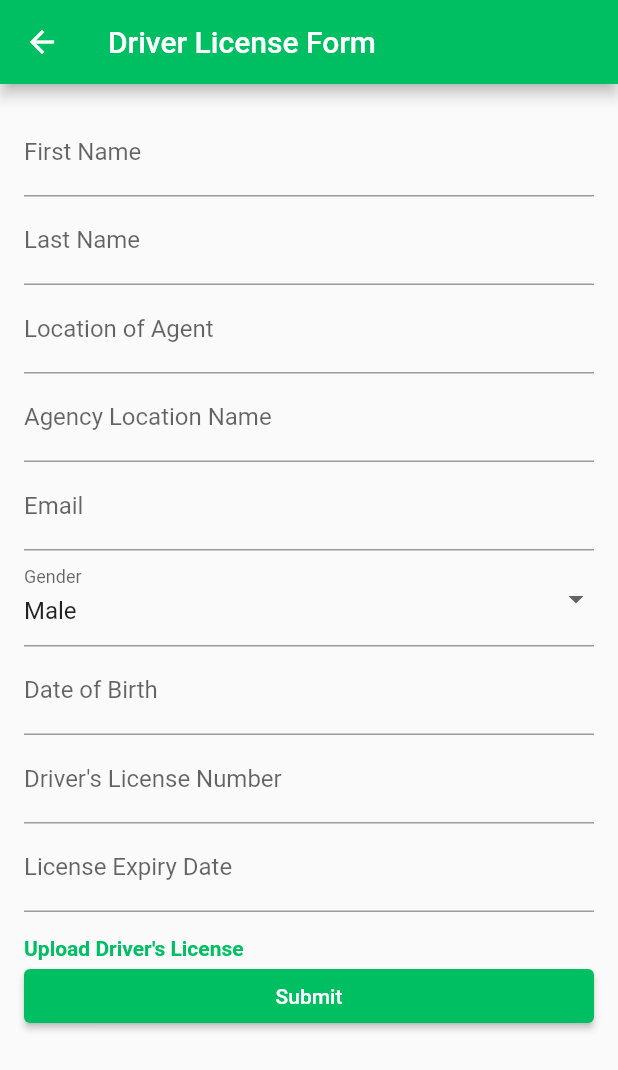
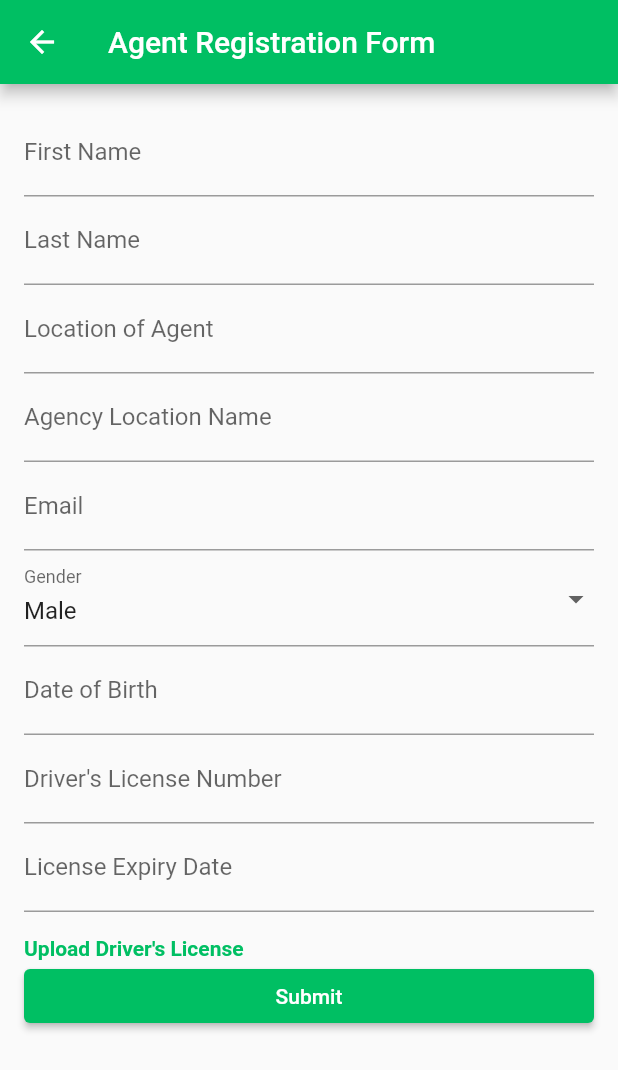
Before and after one commit to Perfect-Patience/trashout, a Flutter app: the DriverLicenseForm screen opened directly, on a phone screen of 412 x 824 dp. Shown: the top 1070 px of the screen. Run offline on Flutter 3.47's test engine with Material 2 defaults, Android fonts, the phone set to English and light mode, and no system bars; our stand-ins replace cloud_firestore, firebase_auth, firebase_core, flutter_otp_text_field, flutter_svg, font_awesome_flutter and 10 more; accounts and stored records are empty.

Commit message:
Update agent_registration.dart

```diff
--- a/lib/screens/signIn/agent_registration.dart
+++ b/lib/screens/signIn/agent_registration.dart
@@ -67,7 +67,7 @@ class DriverLicenseFormState extends State<DriverLicenseForm> {
   Widget build(BuildContext context) {
     return Scaffold(
       appBar: AppBar(
-        title: const Text('Driver License Form'),
+        title: const Text('Agent Registration Form'),
         backgroundColor: const Color(0xFF00BF63),
       ),
       body: Padding(
```
